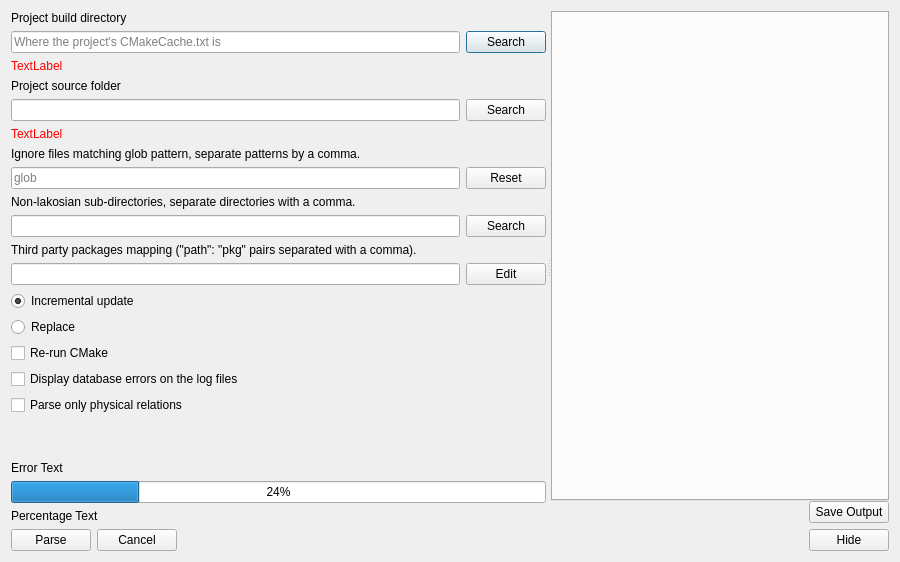
First picture: the form in lvtqtw/ct_lvtqtw_parse_codebase.ui, repository KDE/codevis, before the edit.
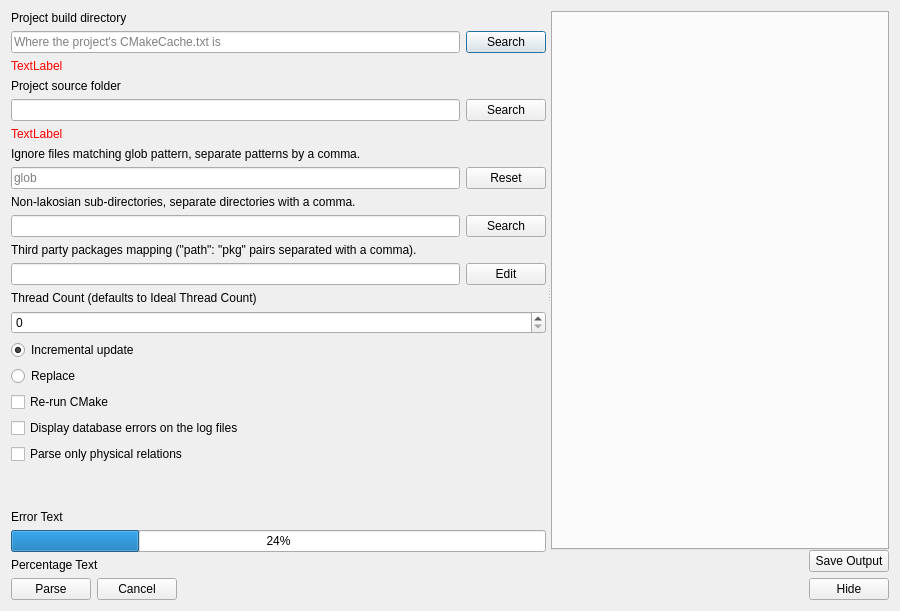
Second picture: the form after the edit.

Commit message: Add a way to specify the thread count on the parse dialog

Patch:
```diff
--- a/lvtqtw/ct_lvtqtw_parse_codebase.ui
+++ b/lvtqtw/ct_lvtqtw_parse_codebase.ui
@@ -210,6 +210,16 @@
          </item>
          <item>
           <layout class="QVBoxLayout" name="verticalLayout">
+           <item>
+            <widget class="QLabel" name="label_2">
+             <property name="text">
+              <string>Thread Count (defaults to Ideal Thread Count)</string>
+             </property>
+            </widget>
+           </item>
+           <item>
+            <widget class="QSpinBox" name="threadCount"/>
+           </item>
            <item>
             <widget class="QRadioButton" name="updateDb">
              <property name="toolTip">
```
The commit also changes 2 other files.
